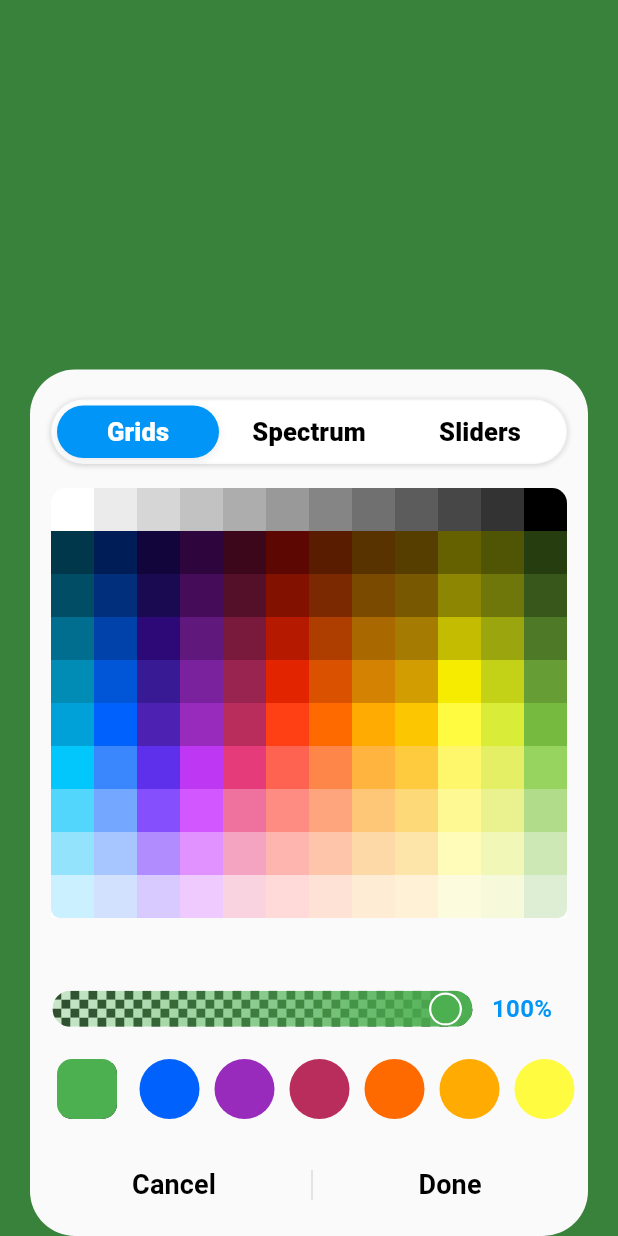
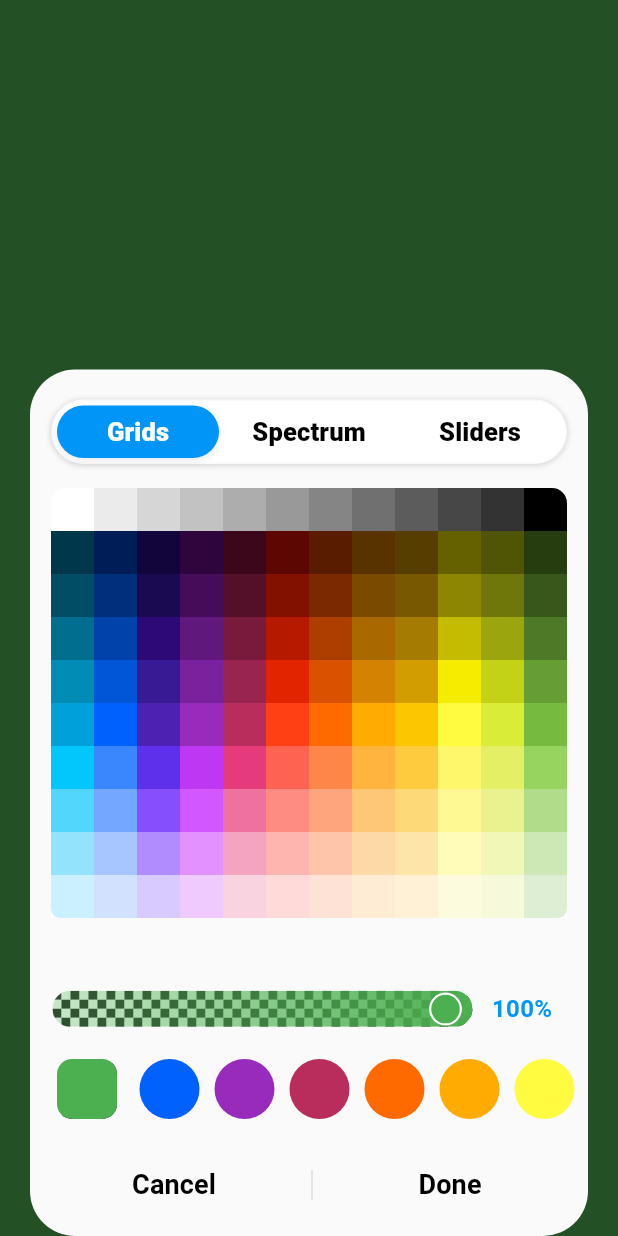
Before and after one commit to yunisrajabi/ios_color_picker, a Flutter app: the screen it shows after launch, after a tap on "Custom iOS for all", on a phone screen of 412 x 824 dp. Run offline on Flutter 3.47's test engine with Material 3 defaults, Android fonts, the phone set to English and light mode, and no system bars; our stand-ins replace plugin_platform_interface, shared_preferences; missing offline and left inert: super_tooltip; Roboto replaces fonts that are missing (Anaheim).

Commit message:
fix: update barrier color in showModalBottomSheet for better visibility

```diff
--- a/lib/show_ios_color_picker.dart
+++ b/lib/show_ios_color_picker.dart
@@ -70,7 +70,7 @@ class IOSColorPickerController {
           reverseCurve: Curves.linearToEaseOut,
         ),
         backgroundColor: Colors.transparent,
-        barrierColor: Colors.black26,
+        barrierColor: Colors.black54,
         isScrollControlled: true,
         context: context,
         builder: (context) {
```
